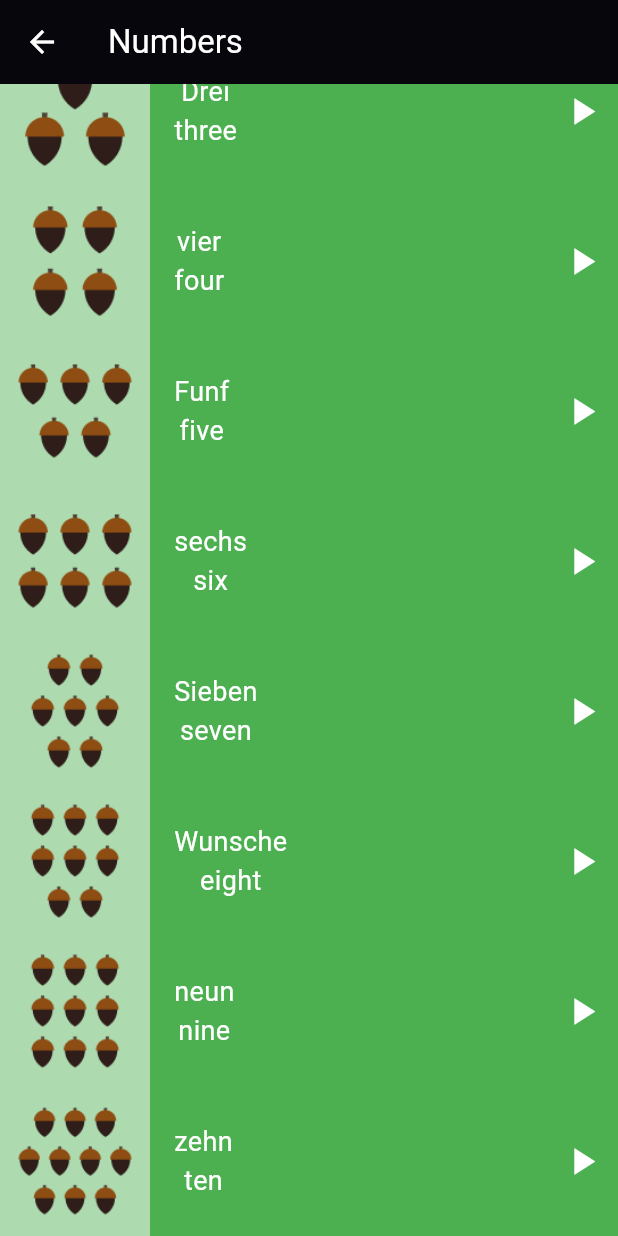
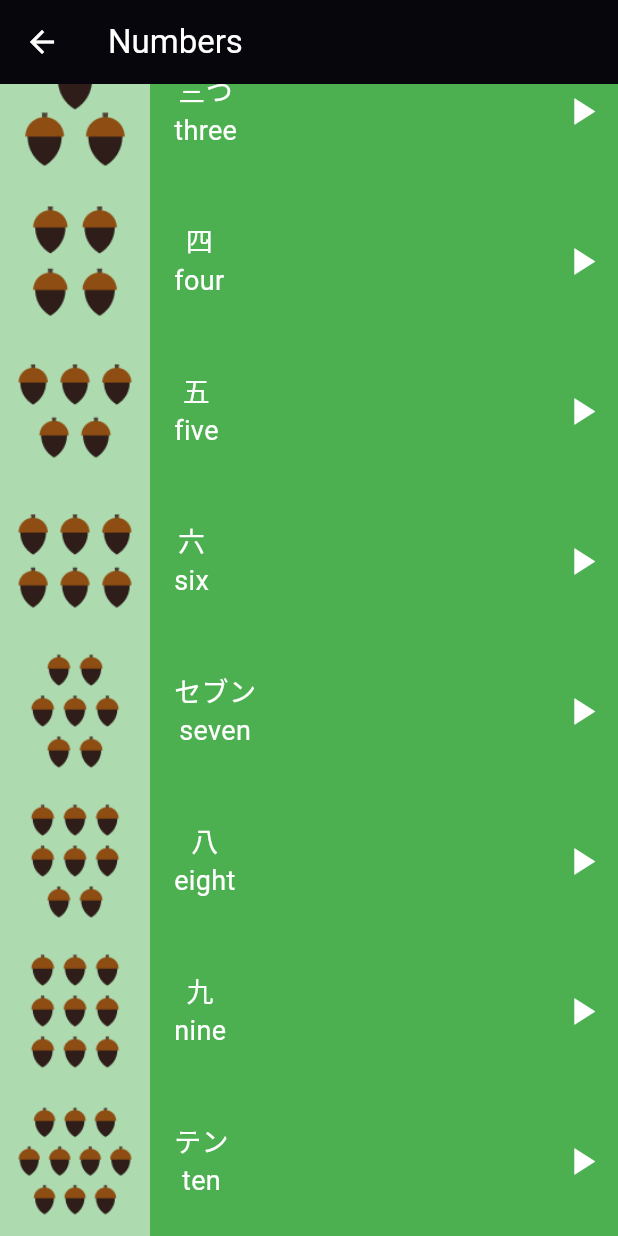
Before and after one commit to AkramSlama/toku_app, a Flutter app: the NumbersPage screen opened directly, scrolled down 232 dp, on a phone screen of 412 x 824 dp. Run offline on Flutter 3.47's test engine with Material 2 defaults, Android fonts, the phone set to English and light mode, and no system bars; our stand-ins replace audioplayers.

Commit message:
Refactor Numbers Page

```diff
--- a/lib/screens/numbers_page.dart
+++ b/lib/screens/numbers_page.dart
@@ -1,67 +1,71 @@
 import 'package:flutter/material.dart';
 import 'package:toku_app/components/item.dart';
 import '../models/item_model.dart';
+
+// a5dt balak
+// lazem ba7aded el changes
+// b3ml refresh w a5tarhom kolhm
 
 class NumbersPage extends StatelessWidget {
   const NumbersPage({Key? key}) : super(key: key);
   final List<ItemModel> number = const [
     ItemModel(
       sound: 'sounds/numbers/number_one_sound.mp3',
-      jpName: 'Eins',
+      jpName: '1つ',
       enName: 'one',
       image: 'assets/images/numbers/number_one.png',
     ),
     ItemModel(
       sound: 'sounds/numbers/number_two_sound.mp3',
-      jpName: 'zwei',
+      jpName: '二',
       enName: 'Two',
       image: 'assets/images/numbers/number_two.png',
     ),
     ItemModel(
       sound: 'sounds/numbers/number_three_sound.mp3',
-      jpName: 'Drei',
+      jpName: '三つ',
       enName: 'three',
       image: 'assets/images/numbers/number_three.png',
     ),
     ItemModel(
       sound: 'sounds/numbers/number_four_sound.mp3',
-      jpName: 'vier',
+      jpName: '四',
       enName: 'four',
       image: 'assets/images/numbers/number_four.png',
     ),
     ItemModel(
       sound: 'sounds/numbers/number_five_sound.mp3',
-      jpName: 'Funf',
+      jpName: '五',
       enName: 'five',
       image: 'assets/images/numbers/number_five.png',
     ),
     ItemModel(
       sound: 'sounds/numbers/number_six_sound.mp3',
-      jpName: 'sechs',
+      jpName: '六',
       enName: 'six',
       image: 'assets/images/numbers/number_six.png',
     ),
     ItemModel(
       sound: 'sounds/numbers/number_seven_sound.mp3',
-      jpName: 'Sieben',
+      jpName: 'セブン',
       enName: 'seven',
       image: 'assets/images/numbers/number_seven.png',
     ),
     ItemModel(
       sound: 'sounds/numbers/number_eight_sound.mp3',
-      jpName: 'Wunsche',
+      jpName: '八',
       enName: 'eight',
       image: 'assets/images/numbers/number_eight.png',
     ),
     ItemModel(
       sound: 'sounds/numbers/number_nine_sound.mp3',
-      jpName: 'neun',
+      jpName: '九',
       enName: 'nine',
       image: 'assets/images/numbers/number_nine.png',
     ),
     ItemModel(
       sound: 'sounds/numbers/number_ten_sound.mp3',
-      jpName: 'zehn',
+      jpName: 'テン',
       enName: 'ten',
       image: 'assets/images/numbers/number_ten.png',
     ),
```
Also changed, not shown: lib/screens/colors_page.dart (+8 -8 lines), lib/screens/family_members_page.dart (+10 -10 lines).
